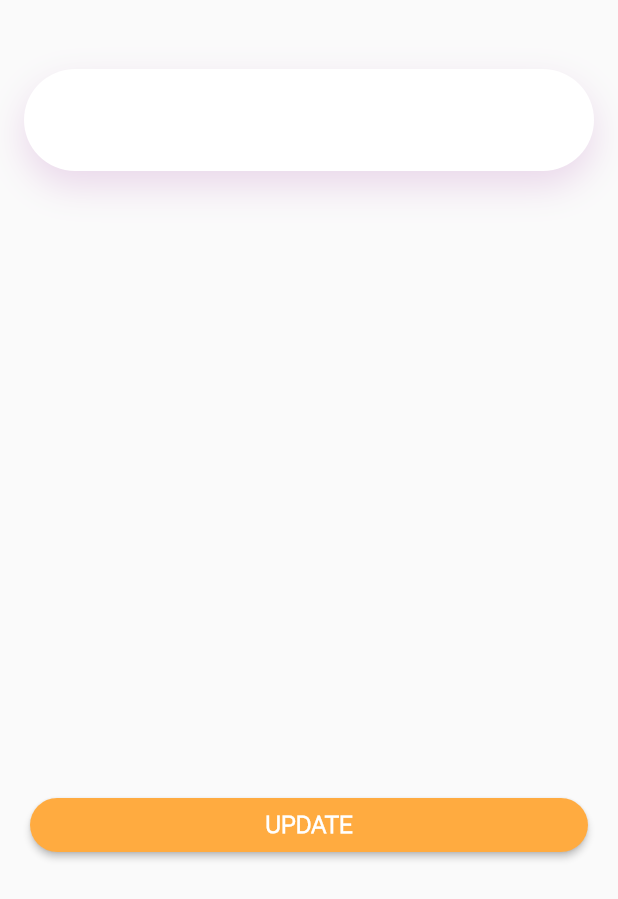
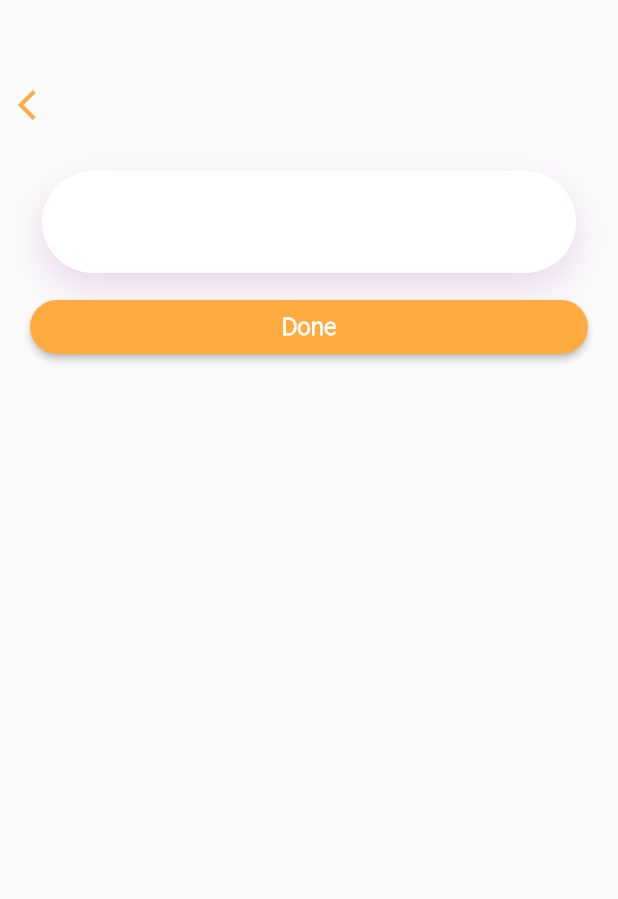
Before and after one commit to ietvee/food-log, a Flutter app: the Profile screen opened directly, after a tap on the "mode edit" icon, on a phone screen of 412 x 824 dp. Shown: the top 899 px of the screen. Run offline on Flutter 3.47's test engine with Material 2 defaults, Android fonts, the phone set to English and light mode, and no system bars; our stand-ins replace cloud_firestore, firebase_auth; accounts and stored records are empty.

Commit message:
adjust layout

```diff
--- a/lib/pages/editProfile.dart
+++ b/lib/pages/editProfile.dart
@@ -92,9 +92,34 @@ class _EditProfileState extends State<EditProfile> {
   }
 
   Widget _buildWidgetFormEditProfile() {
-    return Expanded(
-      child: Container(
-        padding: const EdgeInsets.symmetric(horizontal: 16.0, vertical: 0.0),
+    return Padding(
+      padding: const EdgeInsets.all(12.0),
+      child: Column(
+        crossAxisAlignment: CrossAxisAlignment.start,
+        children: <Widget>[
+          GestureDetector(
+            onTap: () {
+              Navigator.pop(context);
+            },
+            child: Icon(
+              Icons.arrow_back_ios,
+              color: Colors.orangeAccent,
+            ),
+          ),
+          SizedBox(height: 16.0),
+          // Padding(
+          //   padding: const EdgeInsets.fromLTRB(8, 20, 8, 10),
+          //   child: Text(
+          //     '',
+          //     style: Theme.of(context).textTheme.display1.merge(
+          //           TextStyle(color: Colors.grey[800], fontSize: 24),
+          //         ),
+          //   ),
+          // ),
+          SizedBox(height: 16.0),
+          Container(
+            padding:
+                const EdgeInsets.symmetric(horizontal: 16.0, vertical: 0.0),
             child: Column(
               children: <Widget>[
                 Container(
@@ -126,6 +151,8 @@ class _EditProfileState extends State<EditProfile> {
               ],
             ),
           ),
+        ],
+      ),
     );
   }
 
@@ -136,7 +163,7 @@ class _EditProfileState extends State<EditProfile> {
       child: RaisedButton(
         color: Colors.orangeAccent,
         child: Text(
-          'UPDATE',
+          'Done',
           style: TextStyle(
             fontSize: 16.0,
             fontWeight: FontWeight.bold,
--- a/lib/pages/profile.dart
+++ b/lib/pages/profile.dart
@@ -72,6 +72,10 @@ class _ProfileState extends State<Profile> {
 
     return Scaffold(
       appBar: AppBar(
+        leading: IconButton(
+          icon: Icon(Icons.arrow_back_ios),
+          onPressed: () => Navigator.of(context).pop(),
+        ),
         iconTheme: IconThemeData(
           color: Colors.orangeAccent,
         ),
@@ -126,11 +130,9 @@ class _ProfileState extends State<Profile> {
                     return Row(
                       mainAxisAlignment: MainAxisAlignment.spaceAround,
                       children: <Widget>[
-                        Text(
-                          snapshot.data['fname'],
-                          style: TextStyle(
-                              color: Colors.blue, fontWeight: FontWeight.bold),
-                        ),
+                        Text(snapshot.data['username'],
+                            style: TextStyle(
+                                fontWeight: FontWeight.bold, fontSize: 38)),
                         IconButton(
                           icon: const Icon(Icons.mode_edit),
                           onPressed: () {
@@ -141,7 +143,7 @@ class _ProfileState extends State<Profile> {
                                   return EditProfile(
                                     isEdit: true,
                                     // documentId: document.documentID,
-                                    fname: snapshot.data['fname'],
+                                    username: snapshot.data['username'],
                                   );
                                 }),
                               );
@@ -183,6 +185,33 @@ class _ProfileState extends State<Profile> {
               },
             ),
           ),
+
+          Padding(
+            padding: const EdgeInsets.fromLTRB(50, 10, 50, 60),
+            child: Row(
+              crossAxisAlignment: CrossAxisAlignment.end,
+              mainAxisAlignment: MainAxisAlignment.end,
+              children: <Widget>[
+                RaisedButton(
+                  shape: RoundedRectangleBorder(
+                    borderRadius: BorderRadius.circular(40),
+                  ),
+                  child: Text(
+                    'Logout',
+                    style: TextStyle(color: Colors.white),
+                  ),
+                  color: Colors.orangeAccent,
+                  onPressed: () {
+                    FirebaseAuth.instance
+                        .signOut()
+                        .then((result) =>
+                            Navigator.pushReplacementNamed(context, "/login"))
+                        .catchError((err) => print(err));
+                  },
+                ),
+              ],
+            ),
+          ),
         ],
       ),
     );
```
Lines whose indentation alone changed are shown as unchanged.
